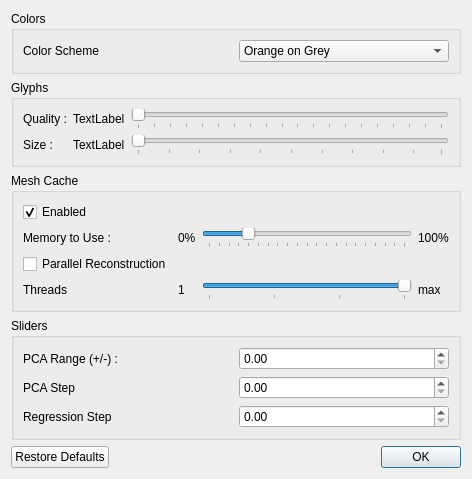
The window that code/ShapeWorksView2/PreferencesWindow.ui (SCIInstitute/ShapeWorks) describes before a commit, drawn with Qt 5.
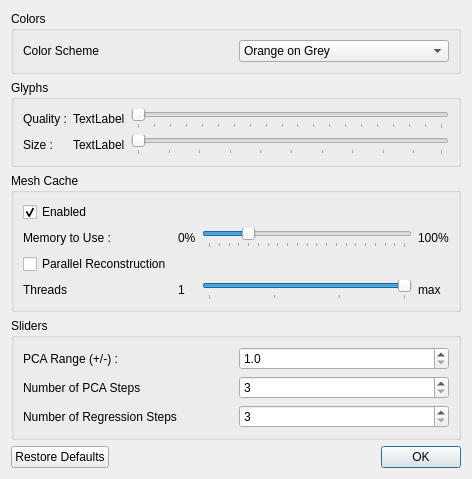
The same window after the commit.

Commit message: Added preferences for slider steps and PCA range.

Patch:
```diff
--- a/code/ShapeWorksView2/PreferencesWindow.ui
+++ b/code/ShapeWorksView2/PreferencesWindow.ui
@@ -295,27 +295,51 @@
          </widget>
         </item>
         <item row="0" column="1">
-         <widget class="QDoubleSpinBox" name="doubleSpinBox"/>
+         <widget class="QDoubleSpinBox" name="pcaRangeSpinBox">
+          <property name="decimals">
+           <number>1</number>
+          </property>
+          <property name="minimum">
+           <double>1.000000000000000</double>
+          </property>
+          <property name="maximum">
+           <double>5.000000000000000</double>
+          </property>
+         </widget>
         </item>
         <item row="1" column="0">
          <widget class="QLabel" name="label_8">
           <property name="text">
-           <string>PCA Step</string>
+           <string>Number of PCA Steps</string>
           </property>
          </widget>
         </item>
-        <item row="1" column="1">
-         <widget class="QDoubleSpinBox" name="doubleSpinBox_2"/>
-        </item>
         <item row="2" column="0">
          <widget class="QLabel" name="label_11">
           <property name="text">
-           <string>Regression Step</string>
+           <string>Number of Regression Steps</string>
+          </property>
+         </widget>
+        </item>
+        <item row="1" column="1">
+         <widget class="QSpinBox" name="pcaStepsSpinBox">
+          <property name="minimum">
+           <number>3</number>
+          </property>
+          <property name="maximum">
+           <number>100</number>
           </property>
          </widget>
         </item>
         <item row="2" column="1">
-         <widget class="QDoubleSpinBox" name="doubleSpinBox_3"/>
+         <widget class="QSpinBox" name="regressionStepsSpinBox">
+          <property name="minimum">
+           <number>3</number>
+          </property>
+          <property name="maximum">
+           <number>100</number>
+          </property>
+         </widget>
         </item>
        </layout>
       </item>
```
The commit also changes 8 other files.
